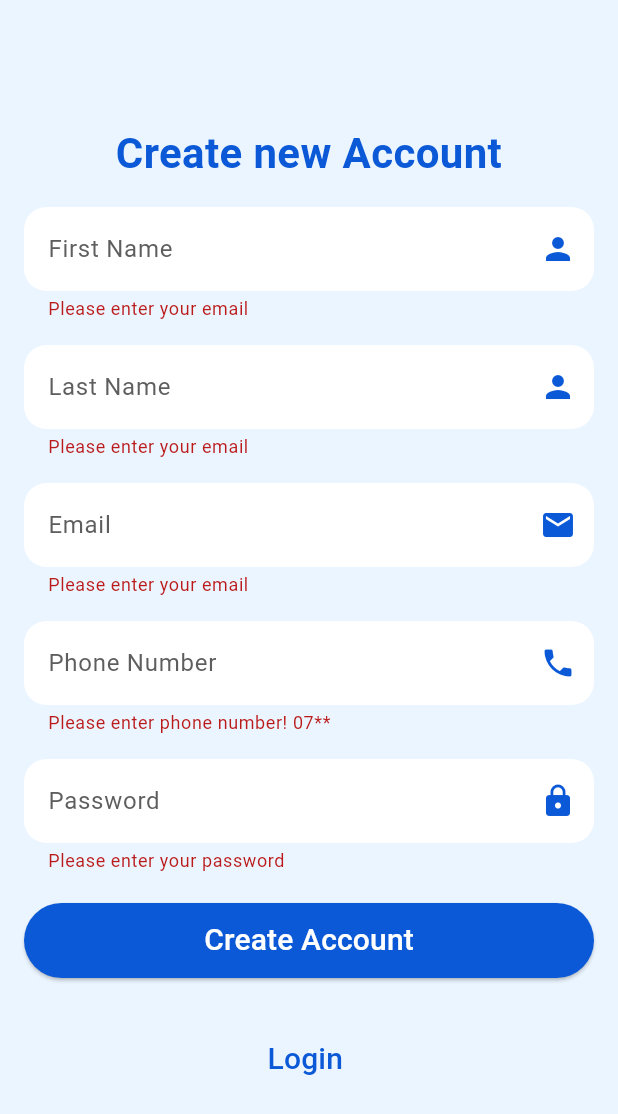
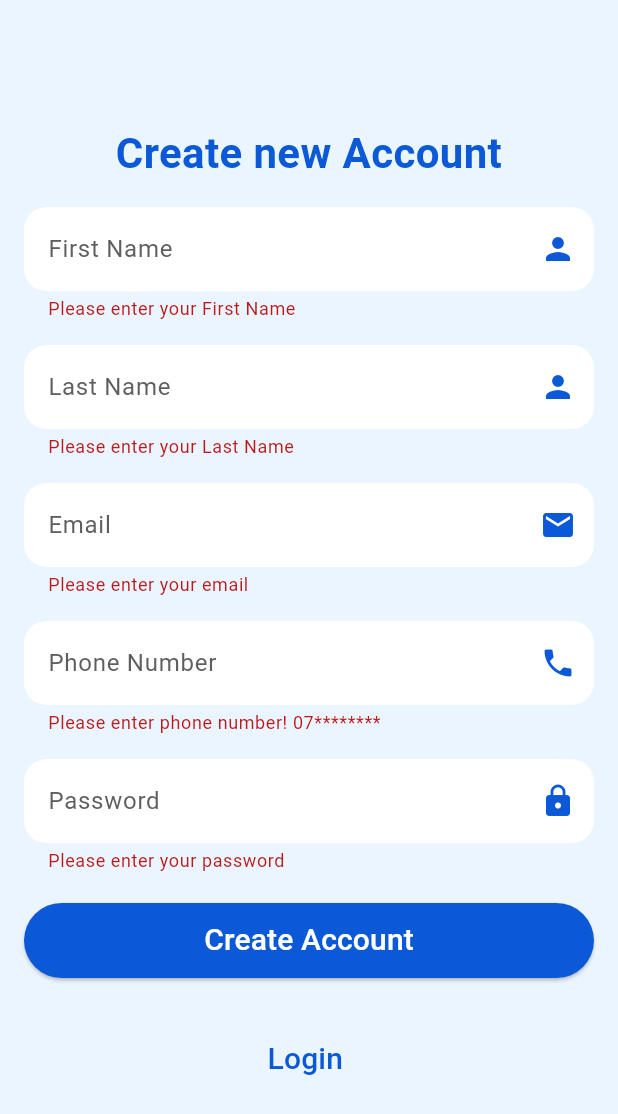
Before and after one commit to Ahkurdi0/exchange-app, a Flutter app: the SignUp screen opened directly, after a tap on "Create Account", on a phone screen of 412 x 824 dp. Shown: the top 1114 px of the screen. Run offline on Flutter 3.47's test engine with Material 3 defaults, Android fonts, the phone set to English and light mode, and no system bars; our stand-ins replace cloud_firestore, equatable, firebase_auth, firebase_core, firebase_storage, font_awesome_flutter and 4 more; missing offline and left inert: dart:ffi; accounts and stored records are empty.

Commit message:
fix validator sign-up

```diff
--- a/lib/pages/sign_up.dart
+++ b/lib/pages/sign_up.dart
@@ -95,14 +95,14 @@ class _SignUpState extends State<SignUp> {
                     autovalidateMode: AutovalidateMode.onUserInteraction,
                     decoration:
                         _buildInputDecoration('First Name', Icons.person),
-                    validator: appValidator.validateUserName),
+                    validator: appValidator.validateFirstName),
                 const SizedBox(height: 16),
                 TextFormField(
                     controller: _lastNameController,
                     autovalidateMode: AutovalidateMode.onUserInteraction,
                     decoration:
                         _buildInputDecoration('Last Name', Icons.person),
-                    validator: appValidator.validateUserName),
+                    validator: appValidator.validateLastName),
                 const SizedBox(height: 16),
                 TextFormField(
                     controller: _emailController,
@@ -112,16 +112,28 @@ class _SignUpState extends State<SignUp> {
                     validator: appValidator.validateEmail),
                 const SizedBox(height: 16),
                 TextFormField(
-                    controller: _phoneController,
-                    keyboardType: TextInputType.phone,
-                    autovalidateMode: AutovalidateMode.onUserInteraction,
-                    decoration:
-                        _buildInputDecoration('Phone Number', Icons.phone),
-                    validator: (value) =>
-                        appValidator.phoneNumberValidator(value)),
+                  controller: _phoneController,
+                  keyboardType: TextInputType.phone,
+                  autovalidateMode: AutovalidateMode.onUserInteraction,
+                  decoration: _buildInputDecoration(
+                    'Phone Number',
+                    Icons.phone,
+                    prefixText: '07'
+                  ),
+                  validator: (value) {
+                    RegExp regExp = RegExp(r'^[0-9]{9}$');
+                    if (value?.isEmpty ?? true) {
+                      return "Please enter phone number! 07********";
+                    } else if (!regExp.hasMatch(value!)) {
+                      return "Please enter 9 digits for your phone number!";
+                    }
+                    return null;
+                  },
+                ),
                 const SizedBox(height: 16),
                 TextFormField(
                     controller: _passwordController,
+                    obscureText: true,
                     autovalidateMode: AutovalidateMode.onUserInteraction,
                     decoration: _buildInputDecoration('Password', Icons.lock),
                     validator: appValidator.validatePassword),
@@ -133,15 +145,15 @@ class _SignUpState extends State<SignUp> {
                     onPressed: () {
                       isLoader ? print("Loading") : _submitForm();
                     },
+                    style: ElevatedButton.styleFrom(
+                      backgroundColor: const Color(0xFF0B59D7),
+                    ),
                     child: isLoader
                         ? const Center(child: CircularProgressIndicator())
                         : const Text(
                             'Create Account',
                             style: TextStyle(color: Colors.white, fontSize: 20),
                           ),
-                    style: ElevatedButton.styleFrom(
-                      backgroundColor: const Color(0xFF0B59D7),
-                    ),
                   ),
                 ),
                 const SizedBox(
@@ -167,8 +179,10 @@ class _SignUpState extends State<SignUp> {
     );
   }
 
-  InputDecoration _buildInputDecoration(String labelText, IconData suffixIcon) {
+  InputDecoration _buildInputDecoration(String labelText, IconData suffixIcon,
+      {String? prefixText}) {
     return InputDecoration(
+      prefixText: prefixText,
       fillColor: Colors.white, // Set the fill color to white
       filled: true, // Enable the fillColor to take effect
       labelText: labelText,
--- a/lib/utils/appvalidator.dart
+++ b/lib/utils/appvalidator.dart
@@ -1,7 +1,14 @@
 class AppValidator {
-  String? validateUserName(value) {
+  String? validateFirstName(value) {
     if (value == null || value.isEmpty) {
-      return 'Please enter your email';
+      return 'Please enter your First Name';
+    }
+    return null;
+  }
+
+  String? validateLastName(value) {
+    if (value == null || value.isEmpty) {
+      return 'Please enter your Last Name';
     }
     return null;
   }
@@ -12,7 +19,7 @@ class AppValidator {
     }
     RegExp emailRegExp = RegExp(r'^[a-zA-Z0-9.]+@[a-zA-Z0-9]+\.[a-zA-Z]+');
     if (!emailRegExp.hasMatch(value)) {
-      return 'Please enter a valid email';
+      return 'Please enter a valid Email';
     }
     return null;
   }
@@ -20,13 +27,12 @@ class AppValidator {
   phoneNumberValidator(String? value) {
     RegExp regExp = RegExp(r'^07[0-9]{9}$');
     if (value?.isEmpty ?? true) {
-      return "Please enter phone number! 07**";
+      return "Please enter phone number!";
     } else if (!regExp.hasMatch(value!)) {
-      return "Please enter a valid phone number 07******** !";
+      return "Please enter a valid phone number starting with 07 and followed by 9 digits!";
     }
     return null;
   }
-
   String? validatePassword(value) {
     if (value.isEmpty) {
       return 'Please enter your password';
```
